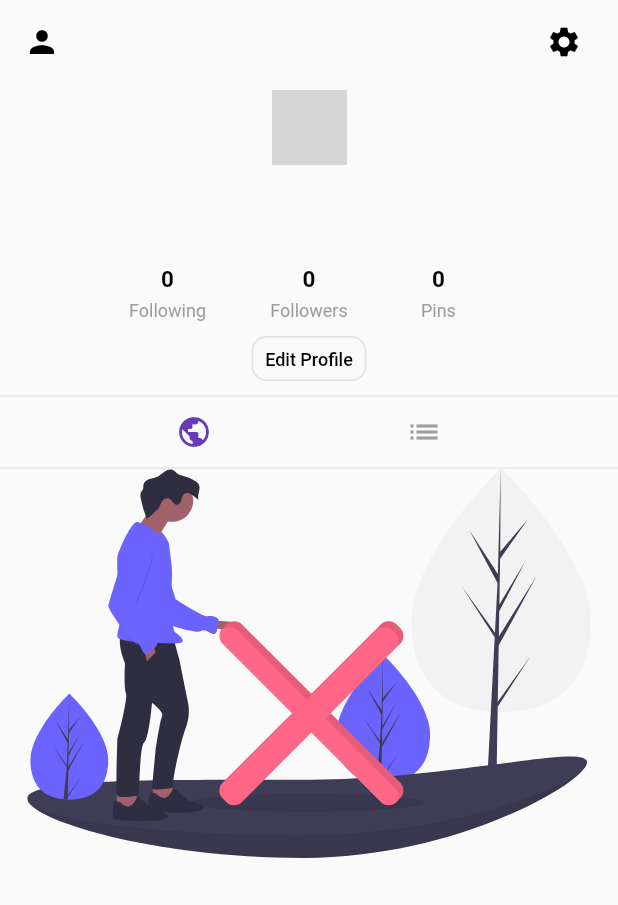
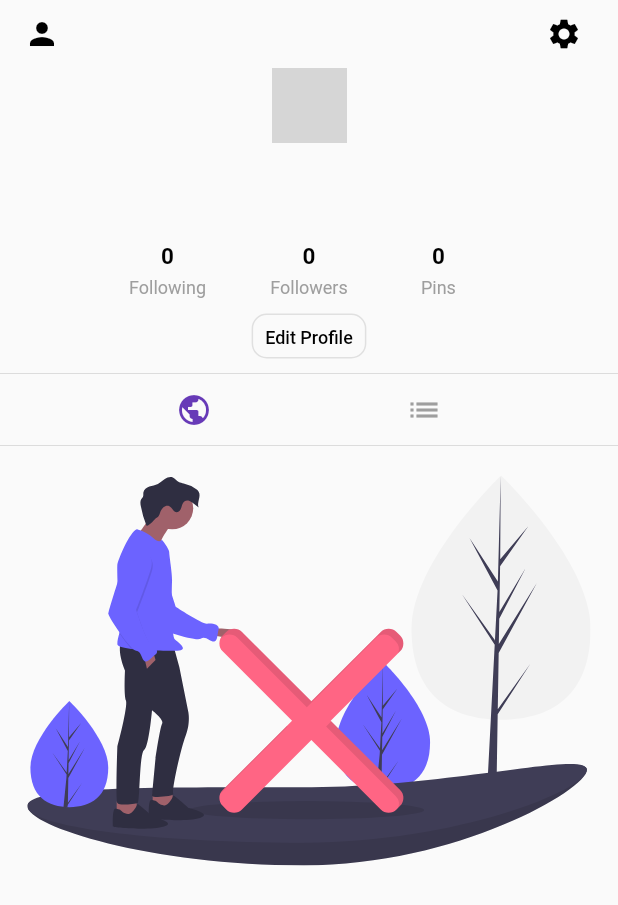
Before and after one commit to RumianR/TripBadge, a Flutter app: the Profile screen opened directly, on a phone screen of 412 x 824 dp. Shown: the top 905 px of the screen. Run offline on Flutter 3.47's test engine with Material 2 defaults, Android fonts, the phone set to English and light mode, and no system bars; our stand-ins replace after_layout, cached_network_image, cloud_firestore, firebase_core, firebase_storage, flutter_cache_manager and 7 more; missing offline and left inert: animator, syncfusion_flutter_maps; accounts and stored records are empty; network calls fail; grey boxes are pictures that could not be loaded.

Commit message:
made small improvements

```diff
--- a/lib/pages/profile.dart
+++ b/lib/pages/profile.dart
@@ -243,7 +243,7 @@ class _ProfileState extends State<Profile> {
         ),
       );
     } else if (postOrientation == "grid") {
-      return MyHomePage();
+      return Expanded(child: MyHomePage());
       //   List<GridTile> gridTiles = [];
       //   posts.forEach((post) {
       //     gridTiles.add(GridTile(
@@ -535,11 +535,14 @@ class _ProfileState extends State<Profile> {
   @override
   Widget build(BuildContext context) {
     return Scaffold(
+        resizeToAvoidBottomInset: false,
         appBar: PreferredSize(
-          preferredSize: const Size.fromHeight(60),
+          preferredSize: const Size.fromHeight(45),
           child: buildProfileAppBar(),
         ),
-        body: Column(
+        body: SingleChildScrollView(
+          physics: NeverScrollableScrollPhysics(),
+          child: Column(
             children: [
               buildProfileHeader2(),
               Divider(
@@ -549,8 +552,12 @@ class _ProfileState extends State<Profile> {
               Divider(
                 height: 0.0,
               ),
-            buildProfilePosts(),
+              Container(
+                height: 300,
+                child: buildProfilePosts(),
+              ),
             ],
+          ),
         ));
   }
 }
--- a/lib/widgets/profile_map.dart
+++ b/lib/widgets/profile_map.dart
@@ -45,9 +45,7 @@ class _MyHomePageState extends State<MyHomePage> {
   @override
   Widget build(BuildContext context) {
     return Padding(
-        padding: EdgeInsets.only(left: 15, right: 15),
-        child: Container(
-          height: 300,
+      padding: EdgeInsets.only(left: 5, right: 5),
       child: Center(
         child: SfMaps(
           layers: <MapShapeLayer>[
@@ -62,7 +60,7 @@ class _MyHomePageState extends State<MyHomePage> {
           ],
         ),
       ),
-        ));
+    );
   }
 }
 
```
Lines whose indentation alone changed are shown as unchanged.
